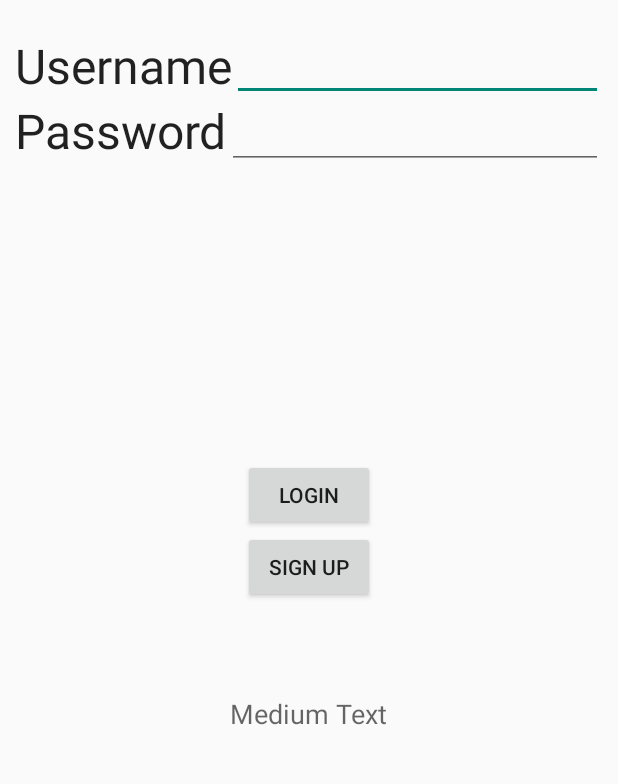
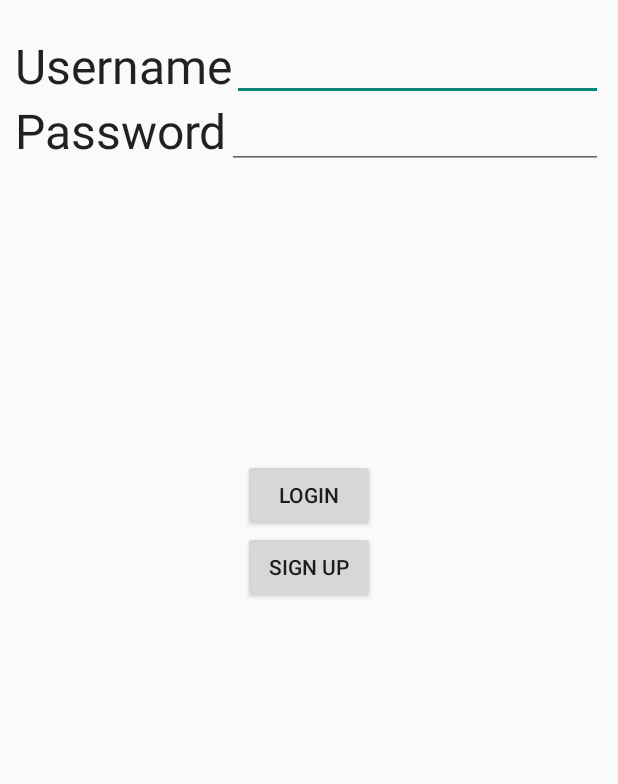
Before and after one commit to jbeale/QuizMe, an Android app: the screen it shows after launch (Main), on a phone screen of 412 x 824 dp, the part 165-949 px from its top. Run offline under Robolectric (Android 15) with nearby library versions, the phone set to English and light mode, and no system bars; libraries missing offline, so code that uses them is left out: retrofit.client.

Commit message:
Using this progress for my laptop

```diff
--- a/android/QuizWhiz/app/src/main/AndroidManifest.xml
+++ b/android/QuizWhiz/app/src/main/AndroidManifest.xml
@@ -4,8 +4,8 @@
     <uses-permission android:name="android.permission.INTERNET" />
     <application
 
-
-       android:allowBackup="true"
+        android:name=".QuizWhiz"
+        android:allowBackup="true"
         android:icon="@drawable/ic_launcher"
         android:label="@string/app_name"
         android:theme="@style/AppTheme" >
--- a/android/QuizWhiz/app/src/main/java/com/whiz/quiz/quizwhiz/LoginService.java
+++ b/android/QuizWhiz/app/src/main/java/com/whiz/quiz/quizwhiz/LoginService.java
@@ -52,14 +52,14 @@ public class LoginService extends IntentService{
 
         String url = "http://s-quizme.justinbeale.com/service/auth/login";
 
-        URL obj1 = null;
+        URL urlObj = null;
         try {
-            obj1 = new URL(url);
+            urlObj = new URL(url);
         } catch (MalformedURLException e) {
             e.printStackTrace();
         }
         try {
-            HttpURLConnection con = (HttpURLConnection) obj1.openConnection();
+            HttpURLConnection con = (HttpURLConnection) urlObj.openConnection();
         } catch (IOException e) {
             e.printStackTrace();
         }
--- a/android/QuizWhiz/app/src/main/java/com/whiz/quiz/quizwhiz/Main.java
+++ b/android/QuizWhiz/app/src/main/java/com/whiz/quiz/quizwhiz/Main.java
@@ -53,14 +53,18 @@ public class Main extends ActionBarActivity {
         RestClient.get().login(username, password, new Callback<RestResponse<LoginResponseBody>>() {
             @Override
             public void success(RestResponse<LoginResponseBody> loginResponseBodyRestResponse, Response response) {
-                Toast.makeText(getApplicationContext(), "SUCCESS! Hi "+loginResponseBodyRestResponse.body.user.email, Toast.LENGTH_SHORT);
-                TextView text = (TextView)findViewById(R.id.textView);
-                text.setText(loginResponseBodyRestResponse.body.user.email);
+                //Toast.makeText(getApplicationContext(), "SUCCESS! Hi "+loginResponseBodyRestResponse.body.user.email, Toast.LENGTH_SHORT);
+                //TextView text = (TextView)findViewById(R.id.textView);
+                //text.setText(loginResponseBodyRestResponse.body.user.email);
+
+                Intent intent = new Intent(getApplicationContext(), Home.class);
+                intent.addFlags(Intent.FLAG_ACTIVITY_REORDER_TO_FRONT);
+                startActivity(intent);
             }
 
             @Override
             public void failure(RetrofitError error) {
-                Toast.makeText(getApplicationContext(), "err", Toast.LENGTH_SHORT);
+                Toast.makeText(getApplicationContext(), "Incorrect credentials. Please register or try again.", Toast.LENGTH_SHORT);
             }
         });
     };
--- /dev/null
+++ b/android/QuizWhiz/app/src/main/java/com/whiz/quiz/quizwhiz/QuizWhiz.java
@@ -0,0 +1,18 @@
+package com.whiz.quiz.quizwhiz;
+
+import android.app.Application;
+
+/**
+ * Created by JohnMain on 2/18/2015.
+ */
+public class QuizWhiz extends Application {
+    private String authToken = null;
+
+    public String getAuthToken() {
+        return authToken;
+    }
+
+    public void setAuthToken(String authToken) {
+        this.authToken = authToken;
+    }
+}
--- a/android/QuizWhiz/app/src/main/res/layout/activity_main.xml
+++ b/android/QuizWhiz/app/src/main/res/layout/activity_main.xml
@@ -78,13 +78,4 @@
         android:layout_below="@+id/buttonLogin"
         android:layout_centerHorizontal="true" />
 
-    <TextView
-        android:layout_width="wrap_content"
-        android:layout_height="wrap_content"
-        android:textAppearance="?android:attr/textAppearanceMedium"
-        android:text="Medium Text"
-        android:id="@+id/textView"
-        android:layout_below="@+id/buttonSignUp"
-        android:layout_centerHorizontal="true"
-        android:layout_marginTop="61dp" />
 </RelativeLayout>
```
Also changed, not shown: android/QuizWhiz/app/src/main/java/com/whiz/quiz/quizwhiz/Registration.java (+0 -14 lines).
